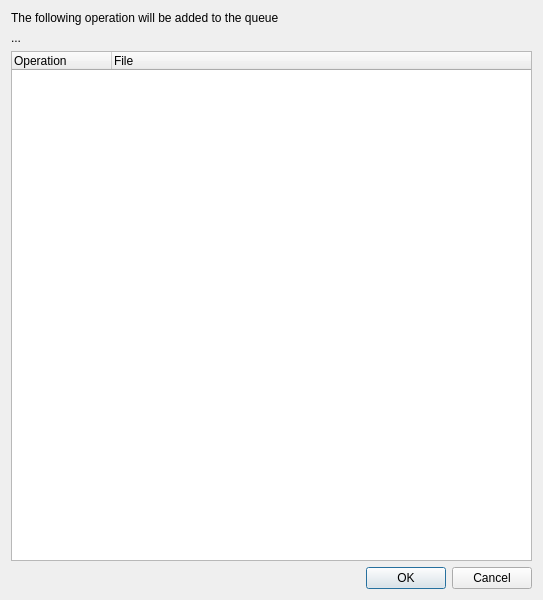
Before: the Qt Designer form RiverscapesToolbar/AddQueueDialog.ui in Riverscapes/RiverscapesToolbar, drawn with Qt 5.
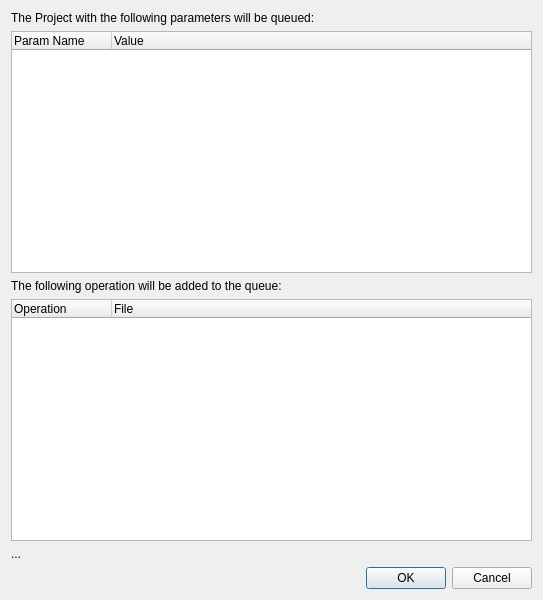
After: the same form once the commit is applied.

Patch:
```diff
--- a/RiverscapesToolbar/AddQueueDialog.ui
+++ b/RiverscapesToolbar/AddQueueDialog.ui
@@ -14,17 +14,37 @@
    <string>Dialog</string>
   </property>
   <layout class="QVBoxLayout" name="verticalLayout_2">
+   <item>
+    <widget class="QLabel" name="label_2">
+     <property name="text">
+      <string>The Project with the following parameters will be queued:</string>
+     </property>
+    </widget>
+   </item>
+   <item>
+    <widget class="QTreeWidget" name="treeMeta">
+     <property name="sizePolicy">
+      <sizepolicy hsizetype="MinimumExpanding" vsizetype="MinimumExpanding">
+       <horstretch>0</horstretch>
+       <verstretch>0</verstretch>
+      </sizepolicy>
+     </property>
+     <column>
+      <property name="text">
+       <string>Param Name</string>
+      </property>
+     </column>
+     <column>
+      <property name="text">
+       <string>Value</string>
+      </property>
+     </column>
+    </widget>
+   </item>
    <item>
     <widget class="QLabel" name="label">
      <property name="text">
-      <string>The following operation will be added to the queue</string>
-     </property>
-    </widget>
-   </item>
-   <item>
-    <widget class="QLabel" name="lblState">
-     <property name="text">
-      <string>...</string>
+      <string>The following operation will be added to the queue:</string>
      </property>
     </widget>
    </item>
@@ -45,6 +65,13 @@
      </column>
     </widget>
    </item>
+   <item>
+    <widget class="QLabel" name="lblState">
+     <property name="text">
+      <string>...</string>
+     </property>
+    </widget>
+   </item>
    <item>
     <widget class="QDialogButtonBox" name="buttonBox">
      <property name="orientation">
```
